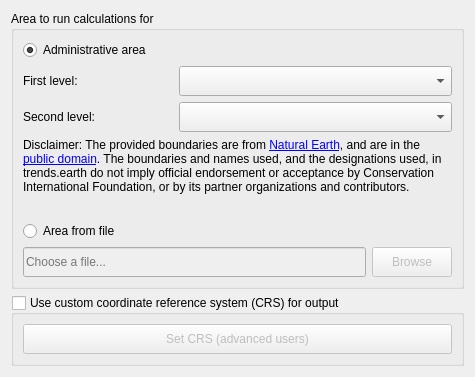
Above: LDMP/gui/WidgetSelectArea.ui from ConservationInternational/trends.earth before the change. Below: the same form after it.
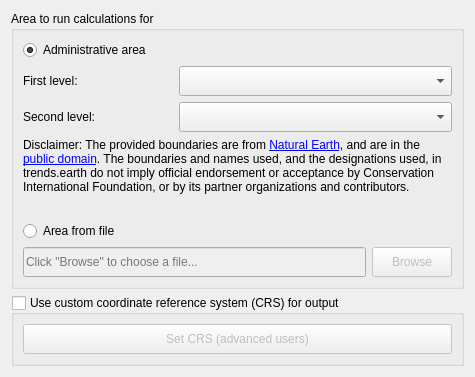
That is the form after the change.

Commit message: Make all input boxes read-only - avoid bugs with bad files being manually entered.

```diff
--- a/LDMP/gui/WidgetSelectArea.ui
+++ b/LDMP/gui/WidgetSelectArea.ui
@@ -197,8 +197,11 @@
             <height>30</height>
            </size>
           </property>
+          <property name="readOnly">
+           <bool>true</bool>
+          </property>
           <property name="placeholderText">
-           <string>Choose a file...</string>
+           <string>Click &quot;Browse&quot; to choose a file...</string>
           </property>
          </widget>
         </item>
```
The commit also changes 4 other files.
